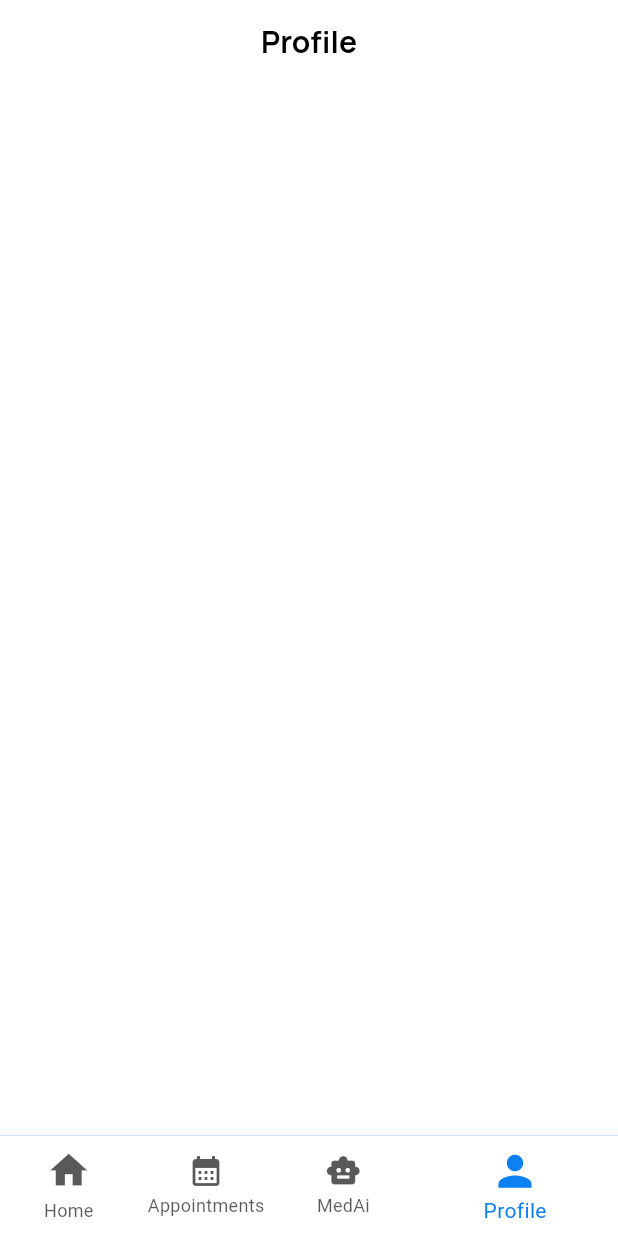
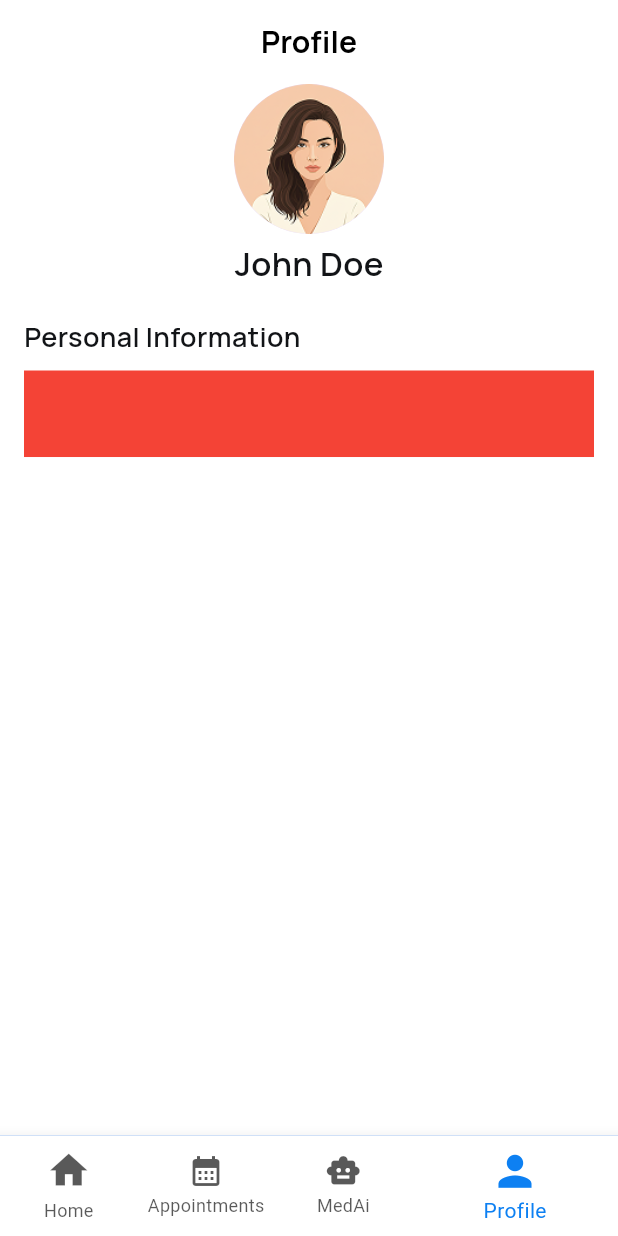
Before and after one commit to jagjeet78/getwell_final, a Flutter app: the screen it shows after launch, item 4 of the bottom bar chosen, on a phone screen of 412 x 824 dp. Run offline on Flutter 3.47's test engine with Material 3 defaults, Android fonts, the phone set to English and light mode, and no system bars; our stand-ins replace flutter_dotenv, flutter_otp_text_field, flutter_secure_storage, get, google_fonts, intl_phone_number_input and 1 more; accounts and stored records are empty.

Commit message:
profile page basic edits ~Jagjeet singh

```diff
--- /dev/null
+++ b/lib/controller/profile_controller.dart
@@ -0,0 +1,9 @@
+import 'package:get/get.dart';
+
+
+
+  class ProfilePageController extends GetxController {
+
+
+
+  }
--- a/lib/pages/profile_page.dart
+++ b/lib/pages/profile_page.dart
@@ -3,6 +3,8 @@ import '/services/sessionmanager.dart';
 import 'package:google_fonts/google_fonts.dart';
 import '/themes/app_color.dart';
 import 'package:get/get.dart';
+import '/themes/app_color.dart';
+
 class ProfilePage extends StatefulWidget {
   const ProfilePage({super.key});
 
@@ -11,16 +13,17 @@ class ProfilePage extends StatefulWidget {
 }
 
 class _ProfilePageState extends State<ProfilePage> {
+  final SessionManager _sessionManager = SessionManager();
 
-  final SessionManager _sessionManager =SessionManager();
+
   @override
-
   Widget build(BuildContext context) {
+     print("Screen height: ${Get.height}");
     return SafeArea(
       child: Scaffold(
-            backgroundColor: Colors.white,
+        backgroundColor: Colors.white,
 
- appBar: AppBar(
+        appBar: AppBar(
           backgroundColor: Colors.white,
           elevation: 0,
           centerTitle: true,
@@ -34,10 +37,64 @@ class _ProfilePageState extends State<ProfilePage> {
           ),
           iconTheme: const IconThemeData(color: Colors.black),
         ),
-        body: Column(
+        body: Padding(
+          padding: EdgeInsetsGeometry.symmetric(horizontal: 16 ),
+          child: Column(
+            children: [
+              Column(
+                children: [Row(
+                  mainAxisAlignment: MainAxisAlignment.center,
+                  children: [
+                    Column(
+                      children: [ CircleAvatar(
+                        radius: 50,
+                        backgroundImage: AssetImage('assets/images/user.png'),
 
 
-          children: [
+                      ),
+
+                      SizedBox(height: 4,),
+                      Text('John Doe', style: GoogleFonts.manrope(
+                        fontSize: 22,
+                        fontWeight: FontWeight.w600,
+                        color: AppColor.writecolor,
+                      ),)
+
+
+
+
+
+
+
+                      ]),
+
+
+
+
+
+
+
+                  ],
+                ),
+                SizedBox(height: 20,),
+
+             Row(
+              children: [
+                Text('Personal Information', style: GoogleFonts.manrope(
+          fontSize: 18,
+          fontWeight: FontWeight.w600,
+          color: AppColor.writecolor,
+                ),),
+
+              ],
+
+
+
+
+             ),
+              SizedBox(height: 10,),
+              buildProfileRow('Name', 'John Doe'),
+              SizedBox(height: 10,),
 
 
 
@@ -54,9 +111,25 @@ class _ProfilePageState extends State<ProfilePage> {
 
 
 
-          // Center(child: ElevatedButton(onPressed:_sessionManager.logout , child: Text('logout'))),
-        ],),
+            ],),
+
+              // Center(child: ElevatedButton(onPressed:_sessionManager.logout , child: Text('logout'))),
+            ],
+          ),
+        ),
       ),
     );
   }
 }
+
+
+Widget buildProfileRow(String label, String value) {
+       return Container(
+
+        width: double.infinity,
+        height: Get.height * 0.07,
+         color: Colors.red,
+       );
+
+
+  }
```
Also changed, not shown: assets/images/user.png (added).
